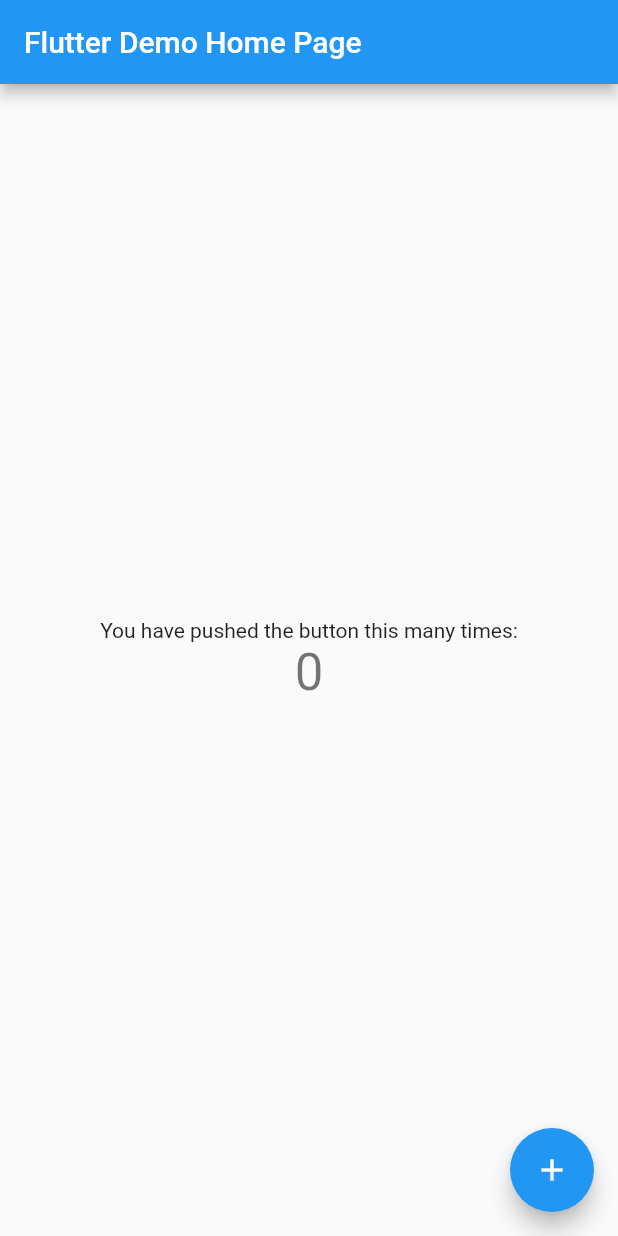
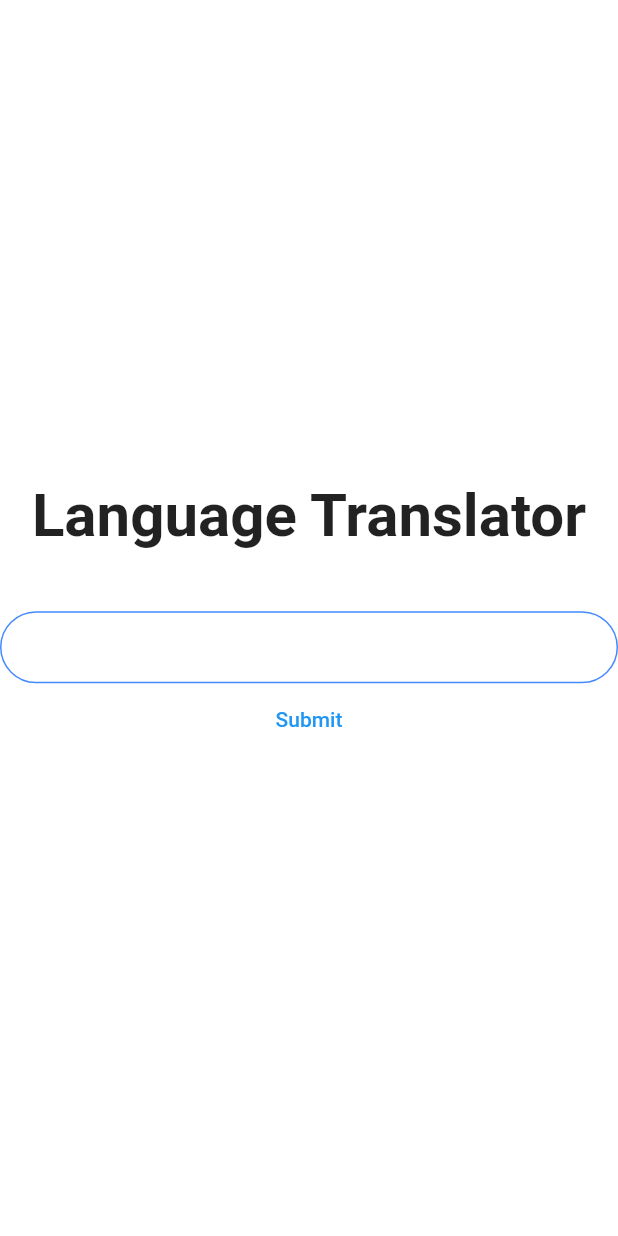
Before and after one commit to aliyafthh/flutter-translation-app, a Flutter app: the screen it shows after launch, on a phone screen of 412 x 824 dp. Run offline on Flutter 3.47's test engine with Material 2 defaults, Android fonts, the phone set to English and light mode, and no system bars.

Commit message:
Integrate Google Translate API

```diff
--- a/lib/main.dart
+++ b/lib/main.dart
@@ -1,4 +1,5 @@
 import 'package:flutter/material.dart';
+import 'package:translation_app/screens/homePage.dart';
 
 void main() {
   runApp(MyApp());
@@ -22,92 +23,7 @@ class MyApp extends StatelessWidget {
         // is not restarted.
         primarySwatch: Colors.blue,
       ),
-      home: MyHomePage(title: 'Flutter Demo Home Page'),
+      home: HomePage(),
     );
   }
 }
-
-class MyHomePage extends StatefulWidget {
-  MyHomePage({Key? key, required this.title}) : super(key: key);
-
-  // This widget is the home page of your application. It is stateful, meaning
-  // that it has a State object (defined below) that contains fields that affect
-  // how it looks.
-
-  // This class is the configuration for the state. It holds the values (in this
-  // case the title) provided by the parent (in this case the App widget) and
-  // used by the build method of the State. Fields in a Widget subclass are
-  // always marked "final".
-
-  final String title;
-
-  @override
-  _MyHomePageState createState() => _MyHomePageState();
-}
-
-class _MyHomePageState extends State<MyHomePage> {
-  int _counter = 0;
-
-  void _incrementCounter() {
-    setState(() {
-      // This call to setState tells the Flutter framework that something has
-      // changed in this State, which causes it to rerun the build method below
-      // so that the display can reflect the updated values. If we changed
-      // _counter without calling setState(), then the build method would not be
-      // called again, and so nothing would appear to happen.
-      _counter++;
-    });
-  }
-
-  @override
-  Widget build(BuildContext context) {
-    // This method is rerun every time setState is called, for instance as done
-    // by the _incrementCounter method above.
-    //
-    // The Flutter framework has been optimized to make rerunning build methods
-    // fast, so that you can just rebuild anything that needs updating rather
-    // than having to individually change instances of widgets.
-    return Scaffold(
-      appBar: AppBar(
-        // Here we take the value from the MyHomePage object that was created by
-        // the App.build method, and use it to set our appbar title.
-        title: Text(widget.title),
-      ),
-      body: Center(
-        // Center is a layout widget. It takes a single child and positions it
-        // in the middle of the parent.
-        child: Column(
-          // Column is also a layout widget. It takes a list of children and
-          // arranges them vertically. By default, it sizes itself to fit its
-          // children horizontally, and tries to be as tall as its parent.
-          //
-          // Invoke "debug painting" (press "p" in the console, choose the
-          // "Toggle Debug Paint" action from the Flutter Inspector in Android
-          // Studio, or the "Toggle Debug Paint" command in Visual Studio Code)
-          // to see the wireframe for each widget.
-          //
-          // Column has various properties to control how it sizes itself and
-          // how it positions its children. Here we use mainAxisAlignment to
-          // center the children vertically; the main axis here is the vertical
-          // axis because Columns are vertical (the cross axis would be
-          // horizontal).
-          mainAxisAlignment: MainAxisAlignment.center,
-          children: <Widget>[
-            Text(
-              'You have pushed the button this many times:',
-            ),
-            Text(
-              '$_counter',
-              style: Theme.of(context).textTheme.headline4,
-            ),
-          ],
-        ),
-      ),
-      floatingActionButton: FloatingActionButton(
-        onPressed: _incrementCounter,
-        tooltip: 'Increment',
-        child: Icon(Icons.add),
-      ), // This trailing comma makes auto-formatting nicer for build methods.
-    );
-  }
-}
--- /dev/null
+++ b/lib/screens/homePage.dart
@@ -0,0 +1,86 @@
+import 'package:flutter/cupertino.dart';
+import 'package:flutter/material.dart';
+import 'package:translation_app/services/translate.dart';
+
+class HomePage extends StatefulWidget {
+  const HomePage({Key? key}) : super(key: key);
+
+  @override
+  _HomePageState createState() => _HomePageState();
+}
+
+class _HomePageState extends State<HomePage> {
+  TranslationModel translate = new TranslationModel();
+  String transText = '';
+  String oriText = '';
+
+  void updateUI(dynamic translationData){
+    setState(() {
+      if(translationData == null){
+      transText = 'Failed';
+      print(transText);
+      return;
+      }
+
+      transText = translationData['sentences'][0]['trans'];
+      print(transText);
+
+    });
+  }
+
+  @override
+  Widget build(BuildContext context) {
+    return Scaffold(
+      backgroundColor: Colors.white,
+      body: SafeArea(child: Container(
+        child: Column(
+          mainAxisAlignment: MainAxisAlignment.center,
+          crossAxisAlignment: CrossAxisAlignment.center,
+          children: [
+            Center(child: Text(
+              'Language Translator',
+              style: TextStyle(fontSize: 40, fontWeight: FontWeight.w700),
+            )
+            ),
+
+            SizedBox(height: 40,),
+
+            TextField(
+              textAlign: TextAlign.center,
+              decoration: InputDecoration(
+                contentPadding:
+                EdgeInsets.symmetric(vertical: 10.0, horizontal: 20.0),
+                border: OutlineInputBorder(
+                  borderRadius: BorderRadius.all(Radius.circular(32.0)),
+                ),
+                enabledBorder: OutlineInputBorder(
+                  borderSide: BorderSide(color: Colors.blueAccent, width: 1.0),
+                  borderRadius: BorderRadius.all(Radius.circular(32.0)),
+                ),
+                focusedBorder: OutlineInputBorder(
+                  borderSide: BorderSide(color: Colors.blueAccent, width: 2.0),
+                  borderRadius: BorderRadius.all(Radius.circular(32.0)),
+                ),
+              ),
+              onChanged: (value){
+                oriText = value;
+              },
+            ),
+
+            TextButton(
+              onPressed: () async{
+                var translationData = await translate.getTranslation('ms', 'en', oriText);
+                updateUI(translationData);
+              },
+              child: Container(
+                child: Text('Submit'),
+              ),
+            ),
+
+          ],
+        ),
+      ),
+      ),
+    );
+  }
+}
--- /dev/null
+++ b/lib/services/networking.dart
@@ -0,0 +1,23 @@
+import 'dart:convert';
+import 'package:http/http.dart' as http;
+
+class NetworkHelper{
+
+  NetworkHelper(this.url);
+
+  final String url;
+
+  Future getData() async{
+    http.Response response = await http.get(Uri.parse(url));
+
+    if(response.statusCode == 200){
+      String data = response.body;
+      return jsonDecode(data);
+
+    }else{
+      print(response.statusCode);
+    }
+
+  }
+
+}
--- /dev/null
+++ b/lib/services/translate.dart
@@ -0,0 +1,14 @@
+import 'networking.dart';
+
+const googleTranslateURL = 'https://translate.google.com/translate_a/single?client=at&dt=t&dt=ld&dt=qca&dt=rm&dt=bd&dj=1&ie=UTF-8&oe=UTF-8&inputm=2&otf=2&iid=1dd3b944-fa62-4b55-b330-74909a99969e';
+
+class TranslationModel {
+
+  Future<dynamic> getTranslation(String oriLang, String transLang, String word ) async{
+    var url = '$googleTranslateURL&sl=$oriLang&tl=$transLang&q=$word';
+    NetworkHelper network = new NetworkHelper(url);
+    var translationData = await network.getData();
+
+    return translationData;
+  }
+}
--- a/pubspec.yaml
+++ b/pubspec.yaml
@@ -28,6 +28,7 @@ dependencies:
   # The following adds the Cupertino Icons font to your application.
   # Use with the CupertinoIcons class for iOS style icons.
   cupertino_icons: ^1.0.2
+  http: ^0.13.3
 
 dev_dependencies:
   flutter_test:
```
Also changed, not shown: pubspec.lock.
